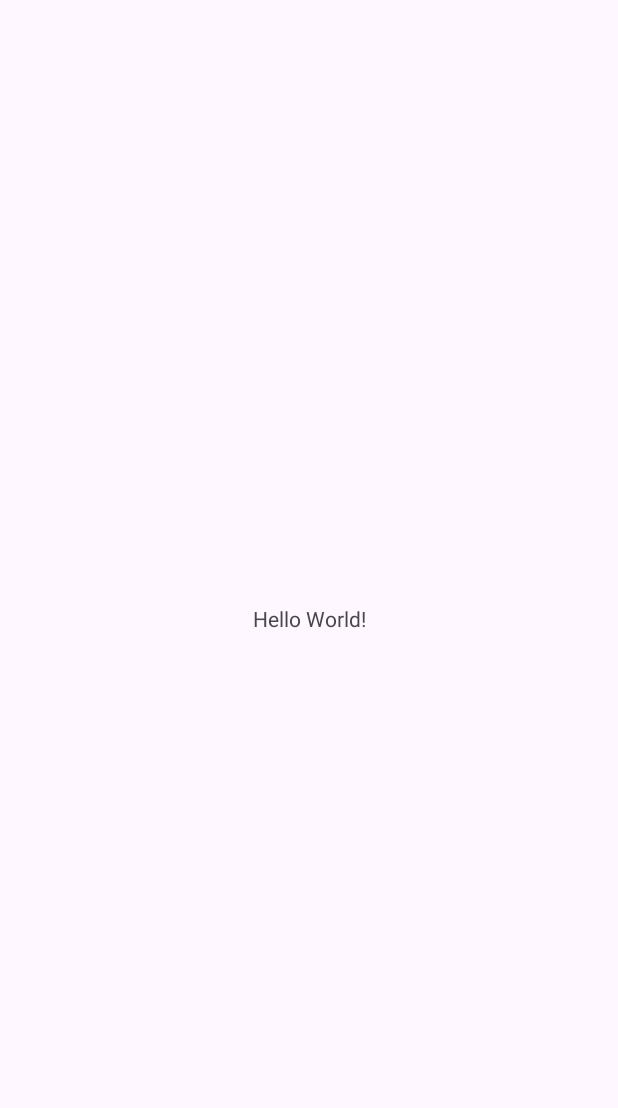
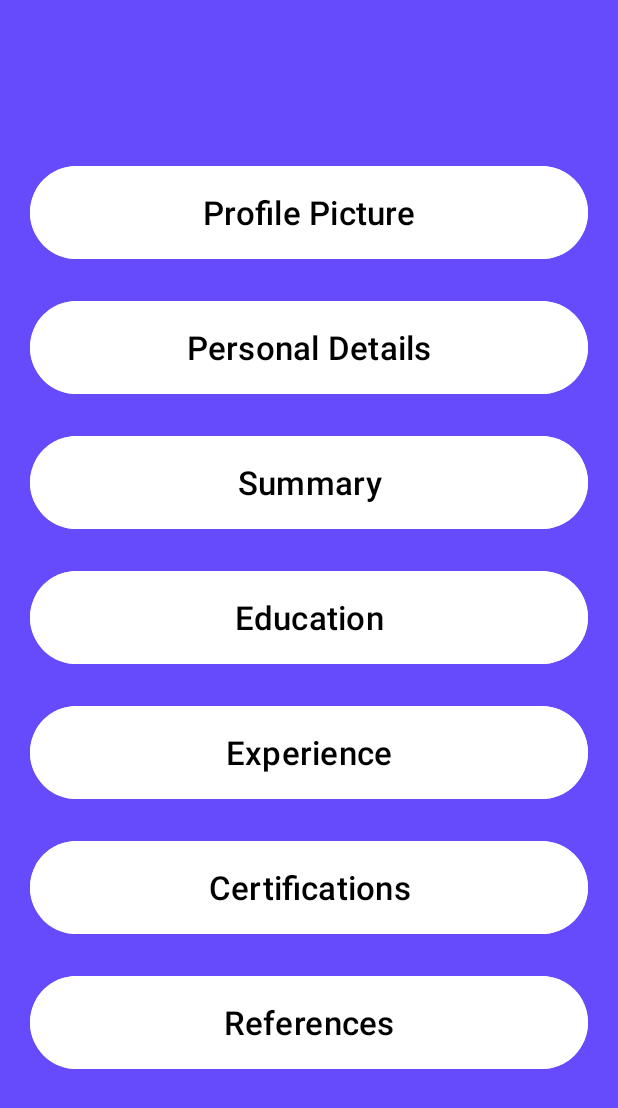
Before and after one commit to faizan-zahid10/QuickCV, an Android app: the screen it shows after launch (MainActivity), on a phone screen of 412 x 824 dp. Before the commit the part shown is almost empty. Shown: the top 1108 px of the screen. Run offline under Robolectric (Android 15) with nearby library versions, the phone set to English and light mode, and no system bars.

Commit message:
Home Screen done without intent

```diff
--- a/app/src/main/AndroidManifest.xml
+++ b/app/src/main/AndroidManifest.xml
@@ -13,6 +13,9 @@
         android:theme="@style/Theme.QuickCV"
         tools:targetApi="31">
         <activity
+            android:name=".PersonalDetails"
+            android:exported="false" />
+        <activity
             android:name=".SplashScreenApp"
             android:exported="true">
             <intent-filter>
@@ -23,8 +26,7 @@
         </activity>
         <activity
             android:name=".MainActivity"
-            android:exported="true">
-        </activity>
+            android:exported="true"></activity>
     </application>
 
 </manifest>
--- /dev/null
+++ b/app/src/main/java/com/example/quickcv/PersonalDetails.java
@@ -0,0 +1,24 @@
+package com.example.quickcv;
+
+import android.os.Bundle;
+
+import androidx.activity.EdgeToEdge;
+import androidx.appcompat.app.AppCompatActivity;
+import androidx.core.graphics.Insets;
+import androidx.core.view.ViewCompat;
+import androidx.core.view.WindowInsetsCompat;
+
+public class PersonalDetails extends AppCompatActivity {
+
+    @Override
+    protected void onCreate(Bundle savedInstanceState) {
+        super.onCreate(savedInstanceState);
+        EdgeToEdge.enable(this);
+        setContentView(R.layout.activity_personal_details);
+        ViewCompat.setOnApplyWindowInsetsListener(findViewById(R.id.main), (v, insets) -> {
+            Insets systemBars = insets.getInsets(WindowInsetsCompat.Type.systemBars());
+            v.setPadding(systemBars.left, systemBars.top, systemBars.right, systemBars.bottom);
+            return insets;
+        });
+    }
+}
--- a/app/src/main/res/layout/activity_main.xml
+++ b/app/src/main/res/layout/activity_main.xml
@@ -1,19 +1,97 @@
-<?xml version="1.0" encoding="utf-8"?>
-<androidx.constraintlayout.widget.ConstraintLayout xmlns:android="http://schemas.android.com/apk/res/android"
+<LinearLayout xmlns:android="http://schemas.android.com/apk/res/android"
     xmlns:app="http://schemas.android.com/apk/res-auto"
     xmlns:tools="http://schemas.android.com/tools"
     android:id="@+id/main"
     android:layout_width="match_parent"
     android:layout_height="match_parent"
+    android:orientation="vertical"
+    android:background="#654BFB"
+    android:gravity="center"
     tools:context=".MainActivity">
 
-    <TextView
-        android:layout_width="wrap_content"
-        android:layout_height="wrap_content"
-        android:text="Hello World!"
-        app:layout_constraintBottom_toBottomOf="parent"
-        app:layout_constraintEnd_toEndOf="parent"
-        app:layout_constraintStart_toStartOf="parent"
-        app:layout_constraintTop_toTopOf="parent" />
+    <Button
+        android:id="@+id/btnProfilePicture"
+        android:layout_width="match_parent"
+        android:layout_height="70dp"
+        android:backgroundTint="@color/white"
+        android:textColor="@color/black"
+        android:textSize="22sp"
+        android:layout_marginLeft="20dp"
+        android:layout_marginRight="20dp"
+        android:layout_marginTop="20dp"
+        android:layout_marginBottom="20dp"
+        android:text="@string/ProfilePicButton"/>
 
-</androidx.constraintlayout.widget.ConstraintLayout>
+    <Button
+        android:id="@+id/btnPersonalDetails"
+        android:layout_width="match_parent"
+        android:layout_height="70dp"
+        android:backgroundTint="@color/white"
+        android:textColor="@color/black"
+        android:textSize="22sp"
+        android:layout_marginLeft="20dp"
+        android:layout_marginRight="20dp"
+        android:layout_marginBottom="20dp"
+        android:text="@string/PersonalDetailsButton"/>
+
+    <Button
+        android:id="@+id/btnSummary"
+        android:layout_width="match_parent"
+        android:layout_height="70dp"
+        android:backgroundTint="@color/white"
+        android:textColor="@color/black"
+        android:textSize="22sp"
+        android:layout_marginLeft="20dp"
+        android:layout_marginRight="20dp"
+        android:layout_marginBottom="20dp"
+        android:text="@string/SummaryButton"/>
+
+    <Button
+        android:id="@+id/btnEducation"
+        android:layout_width="match_parent"
+        android:layout_height="70dp"
+        android:backgroundTint="@color/white"
+        android:textColor="@color/black"
+        android:textSize="22sp"
+        android:layout_marginLeft="20dp"
+        android:layout_marginRight="20dp"
+        android:layout_marginBottom="20dp"
+        android:text="@string/EducationButton"/>
+
+    <Button
+        android:id="@+id/btnExperience"
+        android:layout_width="match_parent"
+        android:layout_height="70dp"
+        android:backgroundTint="@color/white"
+        android:textColor="@color/black"
+        android:textSize="22sp"
+        android:layout_marginLeft="20dp"
+        android:layout_marginRight="20dp"
+        android:layout_marginBottom="20dp"
+        android:text="@string/ExperienceButton"/>
+
+    <Button
+        android:id="@+id/btnCertifications"
+        android:layout_width="match_parent"
+        android:layout_height="70dp"
+        android:backgroundTint="@color/white"
+        android:textColor="@color/black"
+        android:textSize="22sp"
+        android:layout_marginLeft="20dp"
+        android:layout_marginRight="20dp"
+        android:layout_marginBottom="20dp"
+        android:text="@string/Certification"/>
+
+    <Button
+        android:id="@+id/btnReferences"
+        android:layout_width="match_parent"
+        android:layout_height="70dp"
+        android:backgroundTint="@color/white"
+        android:textColor="@color/black"
+        android:textSize="22sp"
+        android:layout_marginLeft="20dp"
+        android:layout_marginRight="20dp"
+        android:layout_marginBottom="20dp"
+        android:text="@string/ReferencesButton"/>
+
+</LinearLayout>
--- /dev/null
+++ b/app/src/main/res/layout/activity_personal_details.xml
@@ -0,0 +1,10 @@
+<?xml version="1.0" encoding="utf-8"?>
+<androidx.constraintlayout.widget.ConstraintLayout xmlns:android="http://schemas.android.com/apk/res/android"
+    xmlns:app="http://schemas.android.com/apk/res-auto"
+    xmlns:tools="http://schemas.android.com/tools"
+    android:id="@+id/main"
+    android:layout_width="match_parent"
+    android:layout_height="match_parent"
+    tools:context=".PersonalDetails">
+
+</androidx.constraintlayout.widget.ConstraintLayout>
--- a/app/src/main/res/values/strings.xml
+++ b/app/src/main/res/values/strings.xml
@@ -1,4 +1,12 @@
 <resources>
     <string name="app_name">QuickCV</string>
     <string name="name_of_app">QuickCV</string>
+    <string name="Certification">Certifications</string>
+    <string name="PersonalDetailsButton">Personal Details</string>
+    <string name="SummaryButton">Summary</string>
+    <string name="EducationButton">Education</string>
+    <string name="ProfilePicButton">Profile Picture</string>
+    <string name="ReferencesButton">References</string>
+    <string name="CertificationButton">Certifications</string>
+    <string name="ExperienceButton">Experience</string>
 </resources>
```
